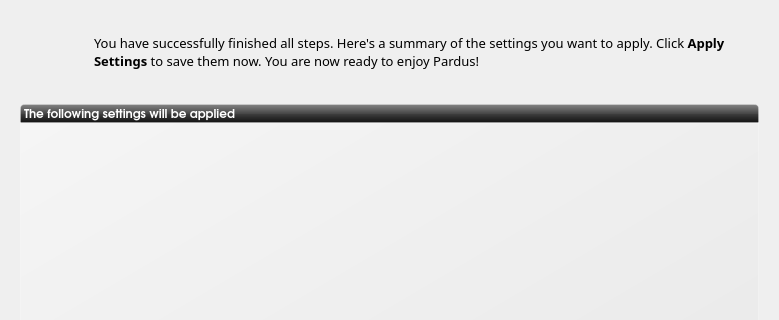
Above: ui/ui_scrSummary.ui from rshipp/kapudan before the change; both pictures show x 0 to 779 and y 0 to 320 of the 779 by 580 pixel window. Below: the same form after it.
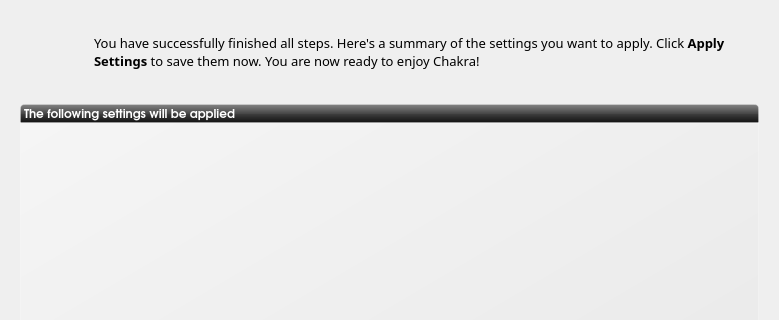
That is the form after the change. Icons and pictures are not drawn.

Commit message: s/Pardus/Chakra/g

Diff of the .ui file:
```diff
--- a/ui/ui_scrSummary.ui
+++ b/ui/ui_scrSummary.ui
@@ -41,7 +41,7 @@
       <string notr="true"/>
      </property>
      <property name="text">
-      <string>You have successfully finished all steps. Here's a summary of the settings you want to apply. Click &lt;b&gt;Apply Settings&lt;/b&gt; to save them now. You are now ready to enjoy Pardus!</string>
+      <string>You have successfully finished all steps. Here's a summary of the settings you want to apply. Click &lt;b&gt;Apply Settings&lt;/b&gt; to save them now. You are now ready to enjoy Chakra!</string>
      </property>
      <property name="wordWrap">
       <bool>true</bool>
```
The commit also changes 66 other files.
